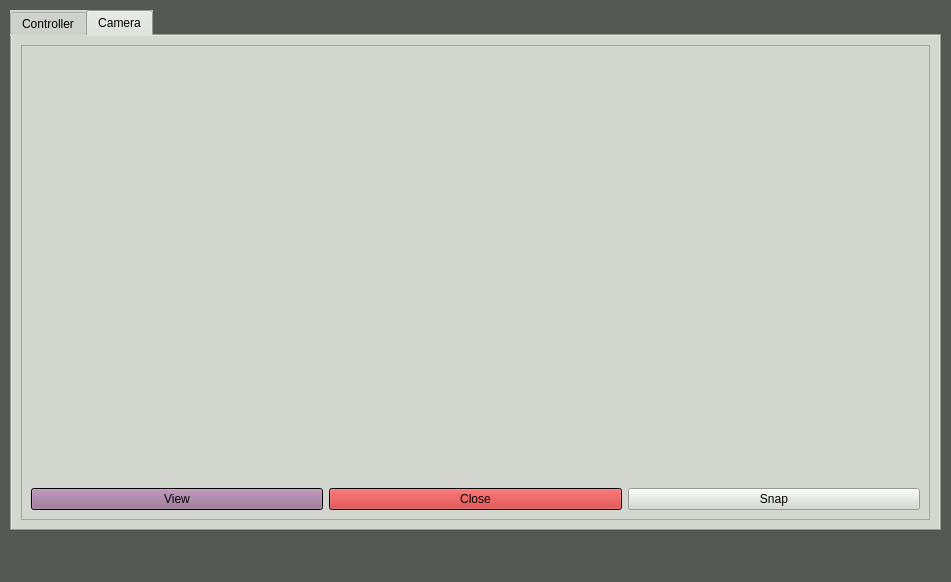
Before: the Qt Designer form GUIver5.0.ui in bachnguyen3005/KelcoProject2025, drawn with Qt 5.
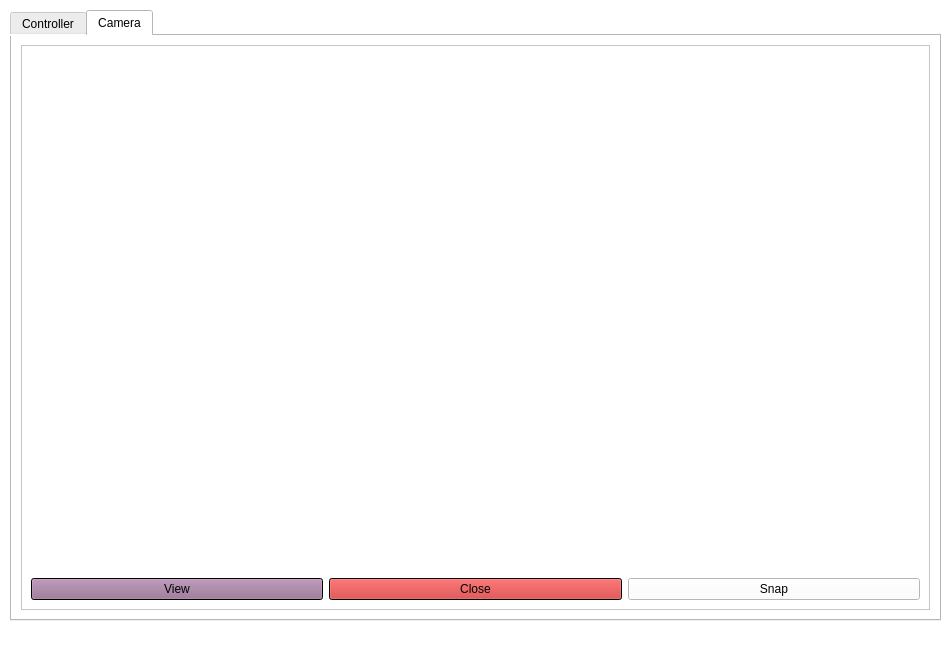
After: the same form once the commit is applied. The open tabs and pages were chosen to show the change.

Diff of the .ui file:
```diff
--- a/GUIver5.0.ui
+++ b/GUIver5.0.ui
@@ -7,7 +7,7 @@
     <x>0</x>
     <y>0</y>
     <width>951</width>
-    <height>582</height>
+    <height>657</height>
    </rect>
   </property>
   <property name="sizePolicy">
@@ -32,8 +32,7 @@
    <bool>false</bool>
   </property>
   <property name="styleSheet">
-   <string notr="true">background-color: rgb(46, 52, 54);
-background-color: rgb(85, 87, 83);
+   <string notr="true">background-color: rgb(255, 255, 255);
 </string>
   </property>
   <property name="iconSize">
@@ -61,7 +60,7 @@
       <x>10</x>
       <y>10</y>
       <width>931</width>
-      <height>521</height>
+      <height>611</height>
      </rect>
     </property>
     <property name="sizePolicy">
@@ -83,7 +82,7 @@
      <bool>false</bool>
     </property>
     <property name="styleSheet">
-     <string notr="true">background-color: rgb(211, 215, 207);</string>
+     <string notr="true">background-color: rgb(255, 255, 255);</string>
     </property>
     <property name="currentIndex">
      <number>0</number>
@@ -569,17 +568,10 @@
            <x>0</x>
            <y>0</y>
            <width>903</width>
-           <height>459</height>
+           <height>549</height>
           </rect>
          </property>
          <layout class="QGridLayout" name="gridLayout_5">
-          <item row="0" column="0" colspan="2">
-           <widget class="QLabel" name="webcamFrame">
-            <property name="text">
-             <string/>
-            </property>
-           </widget>
-          </item>
           <item row="3" column="1">
            <widget class="QPushButton" name="closeButton">
             <property name="styleSheet">
@@ -613,6 +605,13 @@
             </property>
            </widget>
           </item>
+          <item row="0" column="0" colspan="3">
+           <widget class="QLabel" name="webcamFrame">
+            <property name="text">
+             <string/>
+            </property>
+           </widget>
+          </item>
          </layout>
         </widget>
        </widget>
```
